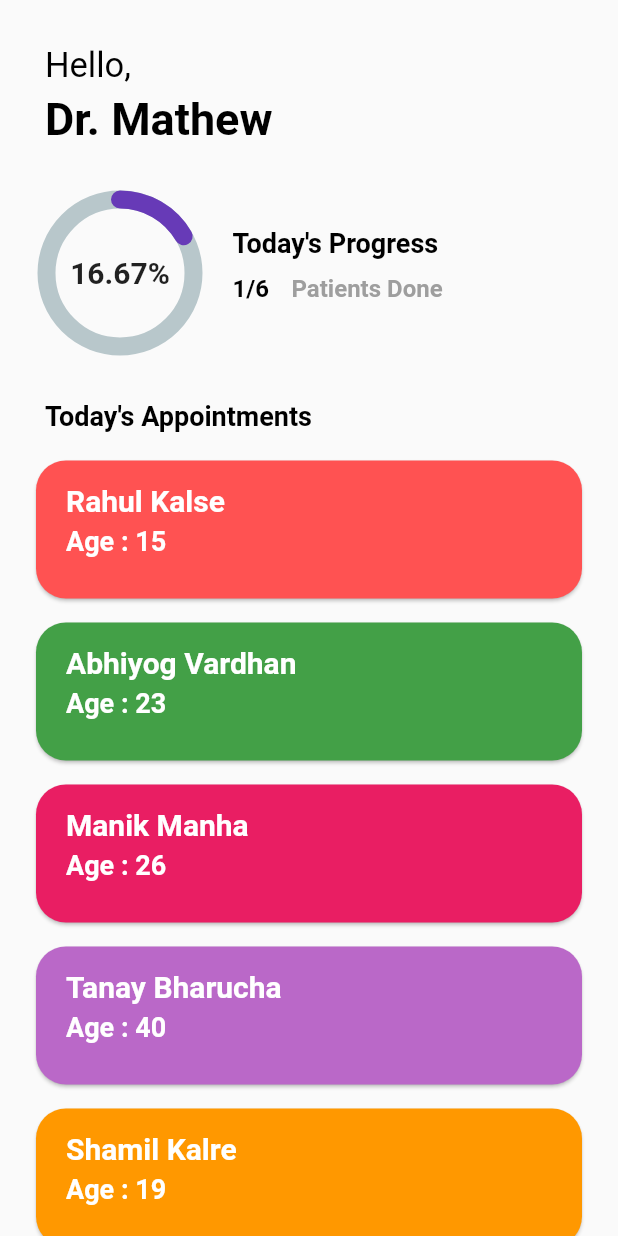
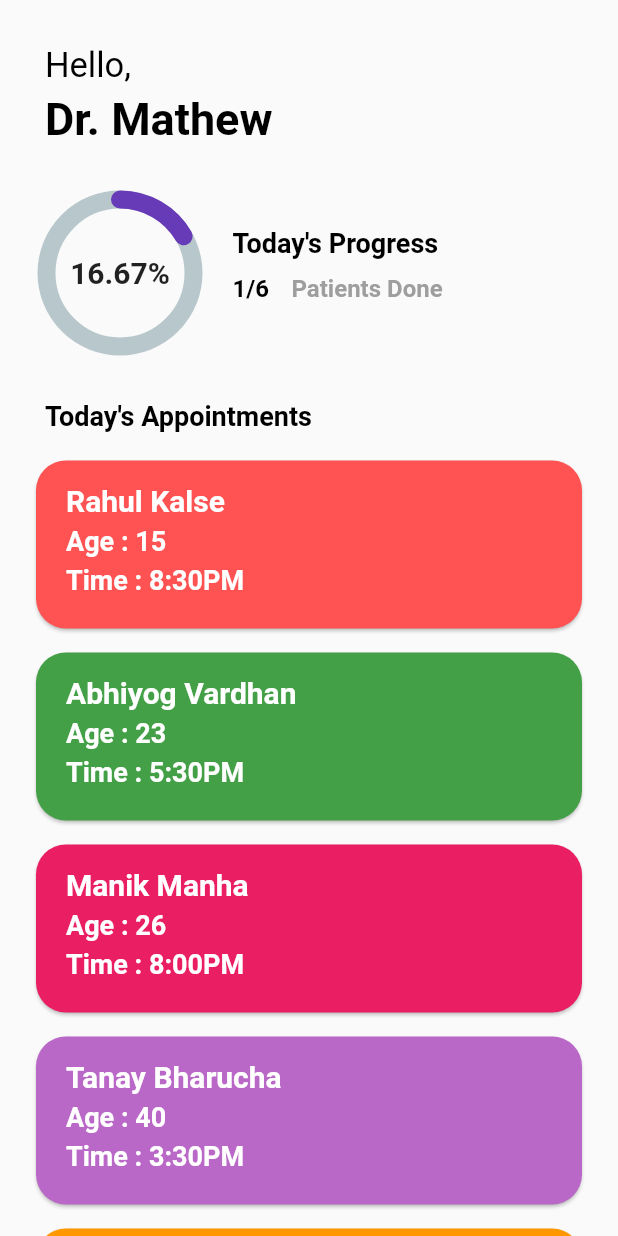
Before and after one commit to JashanPuri/queueless, a Flutter app: the screen it shows after launch, on a phone screen of 412 x 824 dp. Run offline on Flutter 3.47's test engine with Material 2 defaults, Android fonts, the phone set to English and light mode, and no system bars; drawn by our look-alikes of flutter_slidable, percent_indicator; our stand-ins replace pin_code_fields; Roboto replaces fonts that are missing (vag).

Commit message:
Time added

```diff
--- a/lib/doctor_dashboard/appointment_card.dart
+++ b/lib/doctor_dashboard/appointment_card.dart
@@ -1,5 +1,6 @@
 import 'dart:math';
 
+import 'package:intl/intl.dart';
 import 'package:flutter/material.dart';
 import 'package:flutter_slidable/flutter_slidable.dart';
 import 'package:provider/provider.dart';
@@ -40,7 +41,7 @@ class AppointmentCard extends StatelessWidget {
       ],
       child: Container(
         width: double.infinity,
-        height: 100,
+        height: 120,
         margin: EdgeInsets.only(bottom: 8),
         child: Card(
           color: _colors[apnmt.appointmentId%6],
@@ -62,6 +63,12 @@ class AppointmentCard extends StatelessWidget {
                   color: Colors.white,
                   size: 18,
                 ),
+                SizedBox(height: 5),
+                TextWidget(
+                  "Time : ${DateFormat("h:mma").format(apnmt.estimatedAppointmentTime)}",
+                  color: Colors.white,
+                  size: 18,
+                )
                 // date time //TextWidget(DateFormat(r'''MMMM dd, yyyy 'at' hh:mm:ss a Z''').parse(apnmt.estimatedAppointmentTime.toString()))
               ],
             ),
```
